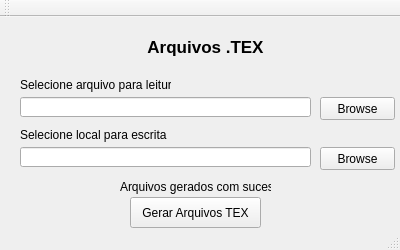
This is mywindow.ui in Sborzguilherme/Tex_file_generator as Qt 5 draws it before an edit. The edited form follows.
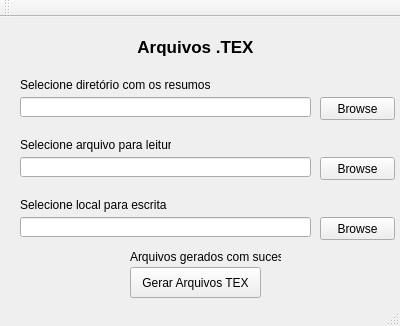
This is the edited form.

Commit message: Funcao para definicao do resumo/ Atualizacao escolas

The edit to the form file:
```diff
--- a/mywindow.ui
+++ b/mywindow.ui
@@ -7,7 +7,7 @@
     <x>0</x>
     <y>0</y>
     <width>400</width>
-    <height>250</height>
+    <height>326</height>
    </rect>
   </property>
   <property name="windowTitle">
@@ -18,7 +18,7 @@
     <property name="geometry">
      <rect>
       <x>320</x>
-      <y>80</y>
+      <y>140</y>
       <width>75</width>
       <height>23</height>
      </rect>
@@ -31,7 +31,7 @@
     <property name="geometry">
      <rect>
       <x>20</x>
-      <y>80</y>
+      <y>140</y>
       <width>291</width>
       <height>20</height>
      </rect>
@@ -41,7 +41,7 @@
     <property name="geometry">
      <rect>
       <x>20</x>
-      <y>60</y>
+      <y>120</y>
       <width>151</width>
       <height>16</height>
      </rect>
@@ -54,7 +54,7 @@
     <property name="geometry">
      <rect>
       <x>20</x>
-      <y>110</y>
+      <y>180</y>
       <width>151</width>
       <height>16</height>
      </rect>
@@ -67,7 +67,7 @@
     <property name="geometry">
      <rect>
       <x>20</x>
-      <y>130</y>
+      <y>200</y>
       <width>291</width>
       <height>20</height>
      </rect>
@@ -77,7 +77,7 @@
     <property name="geometry">
      <rect>
       <x>320</x>
-      <y>130</y>
+      <y>200</y>
       <width>75</width>
       <height>23</height>
      </rect>
@@ -90,7 +90,7 @@
     <property name="geometry">
      <rect>
       <x>130</x>
-      <y>180</y>
+      <y>250</y>
       <width>131</width>
       <height>31</height>
      </rect>
@@ -102,8 +102,8 @@
    <widget class="QLabel" name="label_end">
     <property name="geometry">
      <rect>
-      <x>120</x>
-      <y>160</y>
+      <x>130</x>
+      <y>230</y>
       <width>151</width>
       <height>20</height>
      </rect>
@@ -115,7 +115,7 @@
    <widget class="QLabel" name="label_3">
     <property name="geometry">
      <rect>
-      <x>140</x>
+      <x>130</x>
       <y>20</y>
       <width>131</width>
       <height>20</height>
@@ -137,6 +137,42 @@
      <set>Qt::AlignCenter</set>
     </property>
    </widget>
+   <widget class="QLabel" name="label_4">
+    <property name="geometry">
+     <rect>
+      <x>20</x>
+      <y>60</y>
+      <width>191</width>
+      <height>16</height>
+     </rect>
+    </property>
+    <property name="text">
+     <string>Selecione diretório com os resumos</string>
+    </property>
+   </widget>
+   <widget class="QPushButton" name="browse_button_3">
+    <property name="geometry">
+     <rect>
+      <x>320</x>
+      <y>80</y>
+      <width>75</width>
+      <height>23</height>
+     </rect>
+    </property>
+    <property name="text">
+     <string>Browse</string>
+    </property>
+   </widget>
+   <widget class="QLineEdit" name="file_line_3">
+    <property name="geometry">
+     <rect>
+      <x>20</x>
+      <y>80</y>
+      <width>291</width>
+      <height>20</height>
+     </rect>
+    </property>
+   </widget>
   </widget>
   <widget class="QMenuBar" name="menuBar">
    <property name="geometry">
```
The commit also changes 7 other files.
